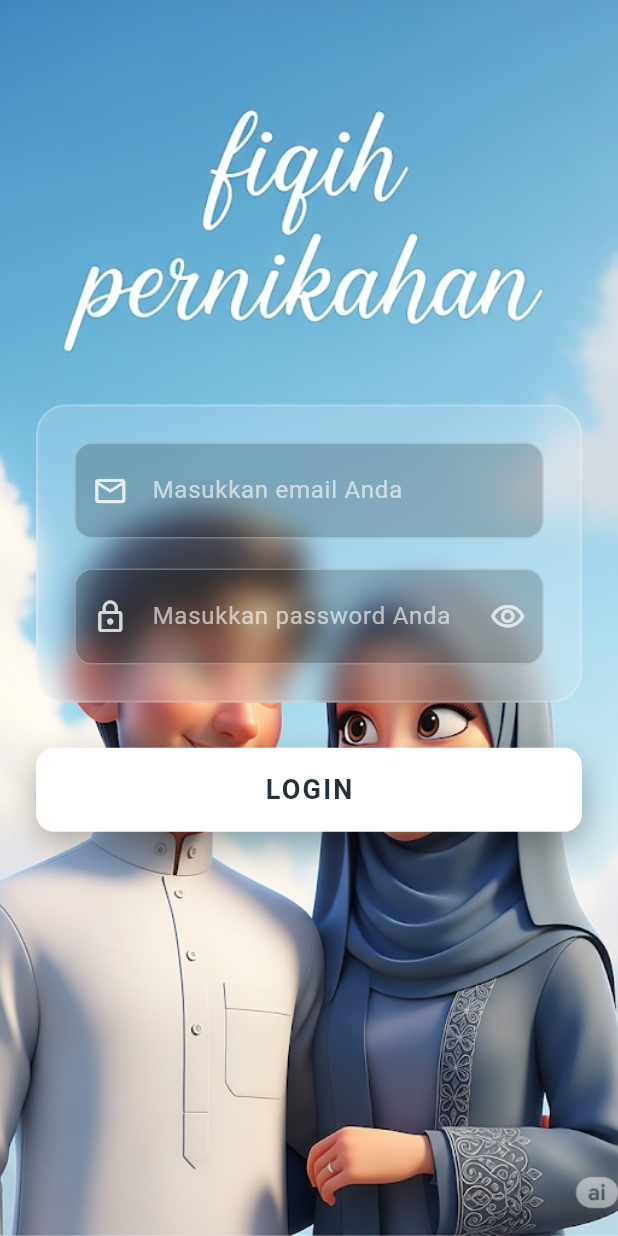
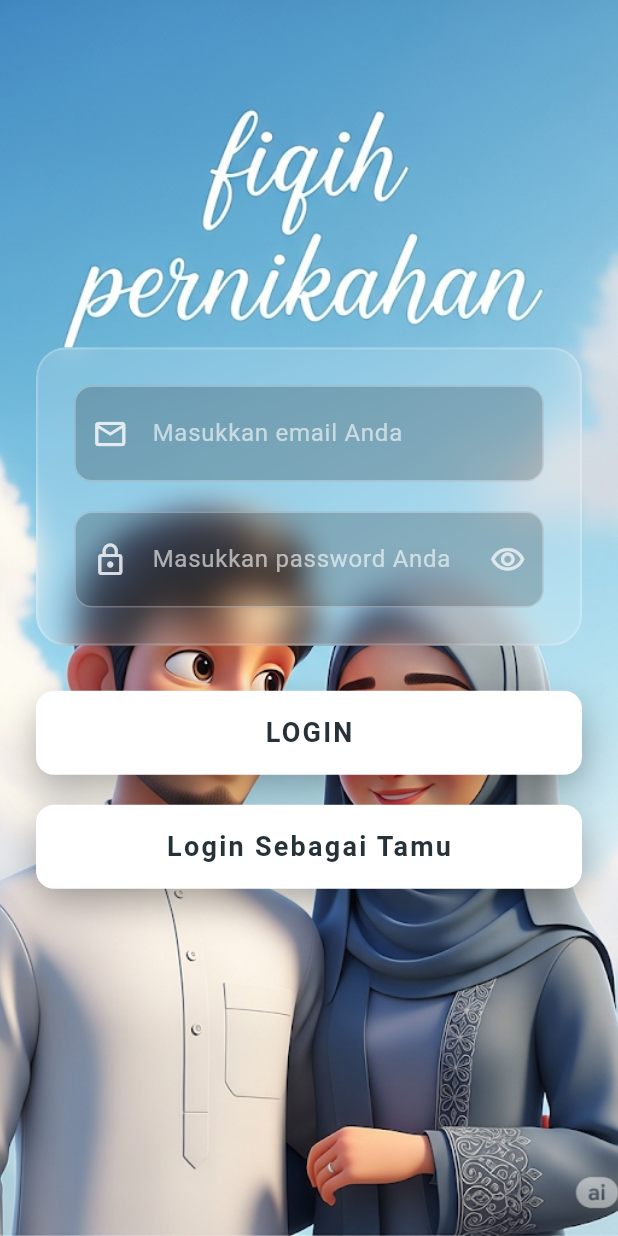
Before and after one commit to LeToyek/fiqah, a Flutter app: the screen it shows after launch, on a phone screen of 412 x 824 dp. Run offline on Flutter 3.47's test engine with Material 3 defaults, Android fonts, the phone set to English and light mode, and no system bars; our stand-ins replace flutter_markdown, flutter_riverpod, sqflite; accounts and stored records are empty.

Commit message:
feat: add guest login button and enhance blockquote styling in content display

```diff
--- a/lib/presentation/screen/auth/login_screen.dart
+++ b/lib/presentation/screen/auth/login_screen.dart
@@ -160,6 +160,8 @@ class _LoginScreenState extends State<LoginScreen>
                               _buildGlassmorphicForm(),
                               const SizedBox(height: 30),
                               _buildLoginButton(),
+                              const SizedBox(height: 20),
+                              _buildLoginGuestButton(),
                             ],
                           ),
                         ),
@@ -400,4 +402,46 @@ class _LoginScreenState extends State<LoginScreen>
       ),
     );
   }
+
+  Widget _buildLoginGuestButton() {
+    return Container(
+      width: double.infinity,
+      height: 56,
+      decoration: BoxDecoration(
+        borderRadius: BorderRadius.circular(12),
+        color: Colors.white,
+        boxShadow: [
+          BoxShadow(
+            color: Colors.black.withOpacity(0.3),
+            blurRadius: 20,
+            offset: Offset(0, 10),
+          ),
+        ],
+      ),
+      child: Material(
+        color: Colors.transparent,
+        child: InkWell(
+          borderRadius: BorderRadius.circular(12),
+          onTap: () {
+            // Aksi untuk login sebagai tamu
+            Navigator.pushReplacement(
+              context,
+              MaterialPageRoute(builder: (context) => MainMenuScreen()),
+            );
+          },
+          child: Center(
+            child: Text(
+              'Login Sebagai Tamu',
+              style: TextStyle(
+                fontSize: 18,
+                fontWeight: FontWeight.bold,
+                color: Colors.blueGrey.shade900,
+                letterSpacing: 1.5,
+              ),
+            ),
+          ),
+        ),
+      ),
+    );
+  }
 }
```
Also changed, not shown: lib/presentation/screen/main/content_screen.dart (+16 -0 lines).
